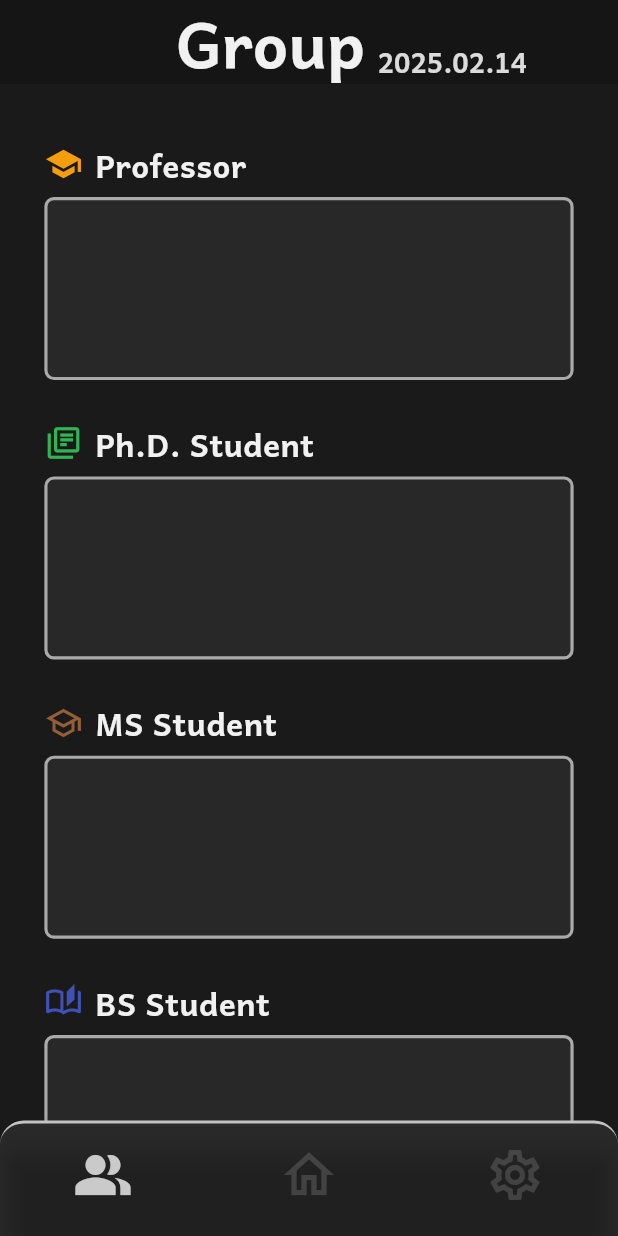
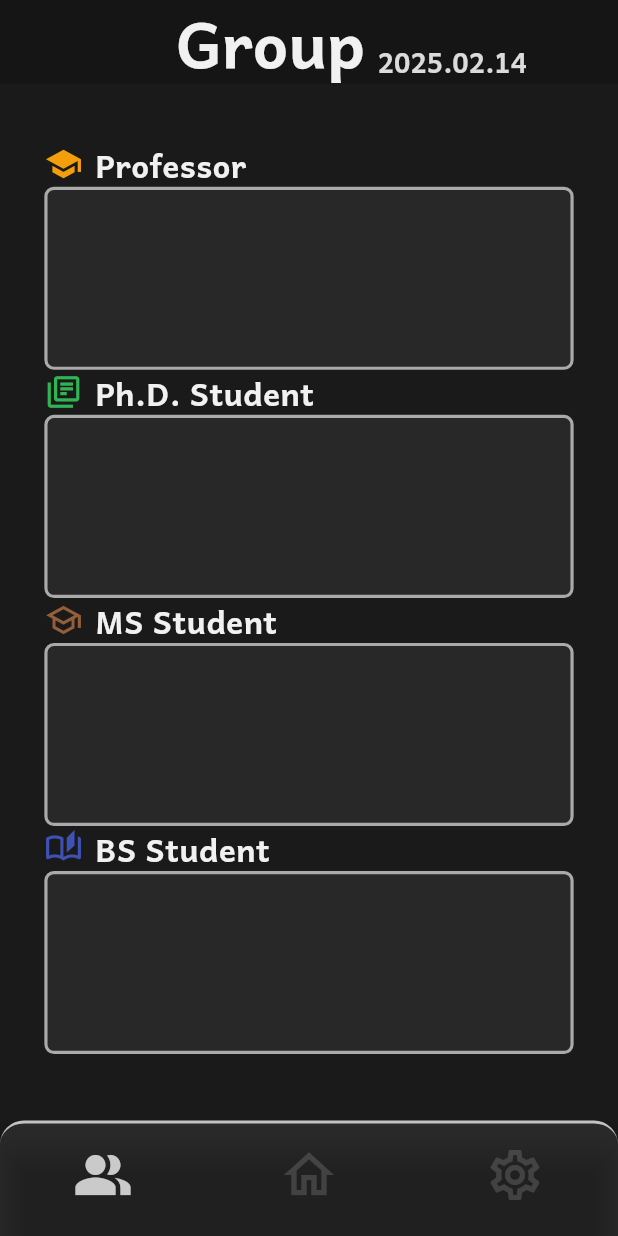
Before and after one commit to seungminhan2631/msdl, a Flutter app: the GroupScreen screen opened by its route, on a phone screen of 412 x 824 dp. Run offline on Flutter 3.47's test engine with Material 3 defaults, Android fonts, the light colour scheme and no system bars; our stand-ins replace sqflite; accounts and stored records are empty.

Commit message:
update
update

```diff
--- a/lib/features/screens/Group/group_Screen.dart
+++ b/lib/features/screens/Group/group_Screen.dart
@@ -11,7 +11,7 @@ import 'package:msdl/features/screens/Group/group_Screen.dart';
 import 'package:msdl/features/screens/group/viewModel/viewModel.dart';
 import 'package:msdl/features/screens/settings/setting_Screen.dart';
 import 'package:provider/provider.dart';
-import 'package:msdl/features/screens/group/model/model.dart'; // GroupModel 추가
+import 'package:msdl/features/screens/group/model/model.dart';
 
 class GroupScreen extends StatefulWidget {
   const GroupScreen({super.key});
@@ -40,8 +40,10 @@ class _GroupScreenState extends State<GroupScreen> {
   @override
   Widget build(BuildContext context) {
     String todayDate = DateFormat('yyyy.MM.dd').format(DateTime.now());
-    final Map<String, List<GroupModel>> groupData =
+    final Map<Role, List<GroupModel>> groupData =
         Provider.of<GroupViewModel>(context).groupedUsers;
+
+    print("📌 UI에서 groupData 상태: $groupData");
 
     return SafeArea(
       child: Scaffold(
@@ -93,75 +95,61 @@ class _GroupScreenState extends State<GroupScreen> {
               padding: EdgeInsets.symmetric(
                   vertical: Sizes.size18, horizontal: Sizes.size28),
               child: Column(
+                children: Role.values.map((role) {
+                  return Column(
                     children: [
                       Sectiontitle(
-                    icon: Icons.school,
-                    text: "Professor",
-                    iconColor: Color(0xFFF59E0B),
+                        icon: role.icon, // 🔥 역할에 맞는 아이콘 적용
+                        text: role.displayName, // 🔥 역할에 맞는 텍스트 적용
+                        iconColor: role.color,
                       ),
-                  Gaps.v7,
                       CustomContainer(
                         child: ListView.builder(
                           shrinkWrap: true,
-                      itemCount: groupData["Professor"]?.length ?? 0,
+                          itemCount: groupData[role]?.length ?? 0,
                           itemBuilder: (context, index) {
-                        final user = groupData["Professor"]![index];
-                        return groupContainerText(user);
+                            final user = groupData[role]![index];
+                            return ListTile(
+                              contentPadding: EdgeInsets.symmetric(
+                                  vertical: 0,
+                                  horizontal: Sizes.size20), // 🔥 패딩 제거
+
+                              visualDensity: VisualDensity(vertical: -4),
+                              leading: Icon(
+                                role.icon,
+                                color: role.color,
+                                size: Sizes.size28,
+                              ), // 🔥 역할에 맞는 아이콘과 색상 적용
+                              title: Text(
+                                user.name,
+                                style: TextStyle(
+                                    fontFamily: "Andika",
+                                    color: Colors.white,
+                                    fontWeight: FontWeight.bold,
+                                    fontSize: Sizes.size18),
+                              ),
+                              subtitle: Text(
+                                "My Workplace",
+                                style: TextStyle(
+                                    fontFamily: "Andika",
+                                    color: Colors.grey,
+                                    fontWeight: FontWeight.bold,
+                                    fontSize: Sizes.size12),
+                              ),
+                              trailing: Text(
+                                "In: ${user.checkInTime} | Out: ${user.checkOutTime}",
+                                style: TextStyle(
+                                    fontFamily: "Andika",
+                                    color: Color(0xffF1F1F1),
+                                    fontSize: Sizes.size14),
+                              ),
+                            );
                           },
                         ),
                       ),
-                  Gaps.v28,
-                  Sectiontitle(
-                    icon: Icons.library_books_outlined,
-                    text: "Ph.D. Student",
-                    iconColor: Color(0xFF31B454),
-                  ),
-                  Gaps.v7,
-                  CustomContainer(
-                    child: ListView.builder(
-                      shrinkWrap: true,
-                      itemCount: groupData["Ph.D. Student"]?.length ?? 0,
-                      itemBuilder: (context, index) {
-                        final user = groupData["Ph.D. Student"]![index];
-                        return groupContainerText(user);
-                      },
-                    ),
-                  ),
-                  Gaps.v28,
-                  Sectiontitle(
-                    icon: Icons.school_outlined,
-                    text: "MS Student",
-                    iconColor: Color(0xFF935E38),
-                  ),
-                  Gaps.v7,
-                  CustomContainer(
-                    child: ListView.builder(
-                      shrinkWrap: true,
-                      itemCount: groupData["MS Student"]?.length ?? 0,
-                      itemBuilder: (context, index) {
-                        final user = groupData["MS Student"]![index];
-                        return groupContainerText(user);
-                      },
-                    ),
-                  ),
-                  Gaps.v28,
-                  Sectiontitle(
-                    icon: Icons.auto_stories_outlined,
-                    text: "BS Student",
-                    iconColor: Color(0xFF3F51B5),
-                  ),
-                  Gaps.v7,
-                  CustomContainer(
-                    child: ListView.builder(
-                      shrinkWrap: true,
-                      itemCount: groupData["BS Student"]?.length ?? 0,
-                      itemBuilder: (context, index) {
-                        final user = groupData["BS Student"]![index];
-                        return groupContainerText(user);
-                      },
-                    ),
-                  )
                     ],
+                  );
+                }).toList(),
               ),
             ),
           ),
--- a/lib/features/screens/group/model/model.dart
+++ b/lib/features/screens/group/model/model.dart
@@ -1,12 +1,81 @@
+import 'package:flutter/material.dart';
+import 'package:provider/provider.dart';
+import 'package:msdl/data/database_helper.dart';
+import 'package:msdl/features/screens/group/model/model.dart';
+import 'package:msdl/features/screens/group/repository/repository.dart';
+
+// Role Enum
+enum Role { professor, phd, ms, bs }
+
+extension RoleExtension on Role {
+  static Role fromString(String role) {
+    switch (role.trim()) {
+      case 'Professor':
+        return Role.professor;
+      case 'Ph.D. Student':
+        return Role.phd;
+      case 'MS Student':
+        return Role.ms;
+      case 'BS Student':
+        return Role.bs;
+    }
+    throw ArgumentError("⚠️ 유효하지 않은 Role 값: '$role'");
+  }
+
+  IconData get icon {
+    switch (this) {
+      case Role.professor:
+        return Icons.school;
+      case Role.phd:
+        return Icons.library_books_outlined;
+      case Role.ms:
+        return Icons.school_outlined;
+      case Role.bs:
+        return Icons.auto_stories_outlined;
+      default:
+        return Icons.error; // 🚨 오류 시 기본 아이콘
+    }
+  }
+
+  Color get color {
+    switch (this) {
+      case Role.professor:
+        return Color(0xFFF59E0B);
+      case Role.phd:
+        return Color(0xFF31B454);
+      case Role.ms:
+        return Color(0xFF935E38);
+      case Role.bs:
+        return Color(0xFF3F51B5);
+      default:
+        return Colors.red; // 🚨 오류 시 기본 색상
+    }
+  }
+
+  String get displayName {
+    switch (this) {
+      case Role.professor:
+        return "Professor";
+      case Role.phd:
+        return "Ph.D. Student";
+      case Role.ms:
+        return "MS Student";
+      case Role.bs:
+        return "BS Student";
+    }
+  }
+}
+
+// GroupModel
 class GroupModel {
   final String id;
   final String name;
-  final String role;
+  final Role role;
   final String checkInTime;
   final String checkOutTime;
 
   GroupModel({
-    required this.id, // ✅ id를 required로 설정
+    required this.id,
     required this.name,
     required this.role,
     required this.checkInTime,
@@ -15,9 +84,9 @@ class GroupModel {
 
   factory GroupModel.fromMap(Map<String, dynamic> map) {
     return GroupModel(
-      id: map['id'].toString(), // ✅ id를 문자열로 변환 (DB에서 INT일 가능성 있음)
-      name: map['name'],
-      role: map['role'],
+      id: map['id'].toString(),
+      name: map['name'] ?? 'Unknown',
+      role: RoleExtension.fromString(map['role'] ?? 'Unknown'),
       checkInTime: map['check_in_time'] ?? '--:--',
       checkOutTime: map['check_out_time'] ?? '--:--',
     );
--- a/lib/features/screens/group/repository/repository.dart
+++ b/lib/features/screens/group/repository/repository.dart
@@ -13,6 +13,7 @@ class GroupRepository {
       LEFT JOIN attendance ON users.id = attendance.user_id
     ''');
 
-    return result.map((map) => GroupModel.fromMap(map)).toList(); // ✅ 타입 일치
+    print("🔎 SQL Query Result: $result");
+    return result.map((map) => GroupModel.fromMap(map)).toList();
   }
 }
--- a/lib/features/screens/group/viewModel/viewModel.dart
+++ b/lib/features/screens/group/viewModel/viewModel.dart
@@ -4,24 +4,35 @@ import 'package:msdl/features/screens/group/repository/repository.dart';
 
 class GroupViewModel extends ChangeNotifier {
   final GroupRepository _repository = GroupRepository();
-  Map<String, List<GroupModel>> _groupedUsers = {}; // ✅ 타입 명확히 지정
+  Map<Role, List<GroupModel>> _groupedUsers = {};
 
-  Map<String, List<GroupModel>> get groupedUsers =>
-      _groupedUsers; // ✅ Getter도 명확하게
-
-  Future<void> groupData() async {
-    // ✅ 함수명 변경 (groupData → fetchGroupData)
+  Map<Role, List<GroupModel>> get groupedUsers => _groupedUsers;
+  Future<void> fetchGroupData() async {
     try {
       List<GroupModel> users = await _repository.getGroupUsers();
+
+      print("🔍 가져온 사용자 목록 (${users.length}명):");
+      for (var user in users) {
+        print(
+            "✅ ID: ${user.id}, Name: ${user.name}, Role: ${user.role}, CheckIn: ${user.checkInTime}, CheckOut: ${user.checkOutTime}");
+      }
+
       _groupedUsers = _groupByRole(users);
+
+      // 🔥 변환된 groupedUsers 출력 확인
+      print("📌 groupedUsers 데이터:");
+      _groupedUsers.forEach((role, userList) {
+        print("🔹 Role: $role, Users: ${userList.map((u) => u.name).toList()}");
+      });
+
       notifyListeners();
     } catch (e) {
-      debugPrint("Error fetching group data: $e");
+      debugPrint("⚠️ Error fetching group data: $e");
     }
   }
 
-  Map<String, List<GroupModel>> _groupByRole(List<GroupModel> users) {
-    Map<String, List<GroupModel>> grouped = {};
+  Map<Role, List<GroupModel>> _groupByRole(List<GroupModel> users) {
+    Map<Role, List<GroupModel>> grouped = {};
     for (var user in users) {
       grouped.putIfAbsent(user.role, () => []).add(user);
     }
--- a/lib/main.dart
+++ b/lib/main.dart
@@ -31,7 +31,9 @@ void main() async {
     MultiProvider(
       providers: [
         ChangeNotifierProvider(create: (context) => AuthViewModel()),
-        ChangeNotifierProvider(create: (context) => GroupViewModel()),
+        ChangeNotifierProvider(
+            create: (_) =>
+                GroupViewModel()..fetchGroupData()), // ✅ ViewModel 초기화
       ],
       child: const msdl(),
     ),
```
Lines whose indentation alone changed are shown as unchanged.
